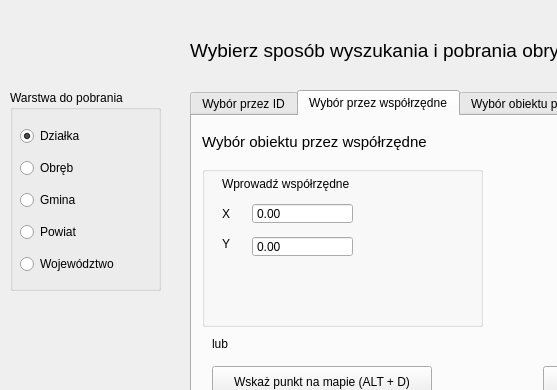
Above: uldk_gugik_dialog_base.ui from envirosolutionspl/uldk_gugik before the change; both pictures show x 0 to 557 and y 0 to 390 of the 858 by 514 pixel window. Below: the same form after it.
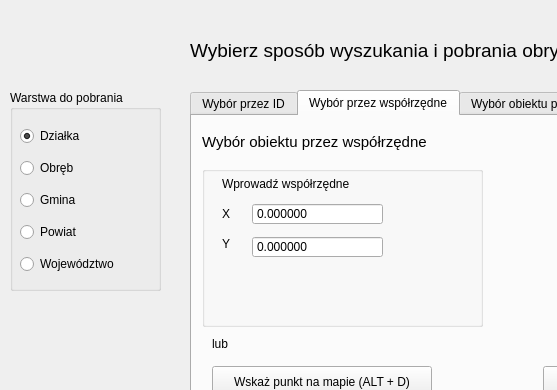
That is the form after the change. Icons and pictures are not drawn. Custom widgets are drawn as their Qt base class.

Commit message: Zmiana dokladnosci w pobieraniu XY

```diff
--- a/uldk_gugik_dialog_base.ui
+++ b/uldk_gugik_dialog_base.ui
@@ -295,15 +295,15 @@
        <rect>
         <x>50</x>
         <y>37</y>
-        <width>101</width>
-        <height>21</height>
+        <width>131</width>
+        <height>22</height>
        </rect>
       </property>
       <property name="buttonSymbols">
        <enum>QAbstractSpinBox::NoButtons</enum>
       </property>
       <property name="decimals">
-       <number>2</number>
+       <number>6</number>
       </property>
       <property name="maximum">
        <double>1000000000.000000000000000</double>
@@ -314,15 +314,15 @@
        <rect>
         <x>50</x>
         <y>70</y>
-        <width>101</width>
-        <height>21</height>
+        <width>131</width>
+        <height>22</height>
        </rect>
       </property>
       <property name="buttonSymbols">
        <enum>QAbstractSpinBox::NoButtons</enum>
       </property>
       <property name="decimals">
-       <number>2</number>
+       <number>6</number>
       </property>
       <property name="maximum">
        <double>1000000000.000000000000000</double>
```
The commit also changes 1 other file.
